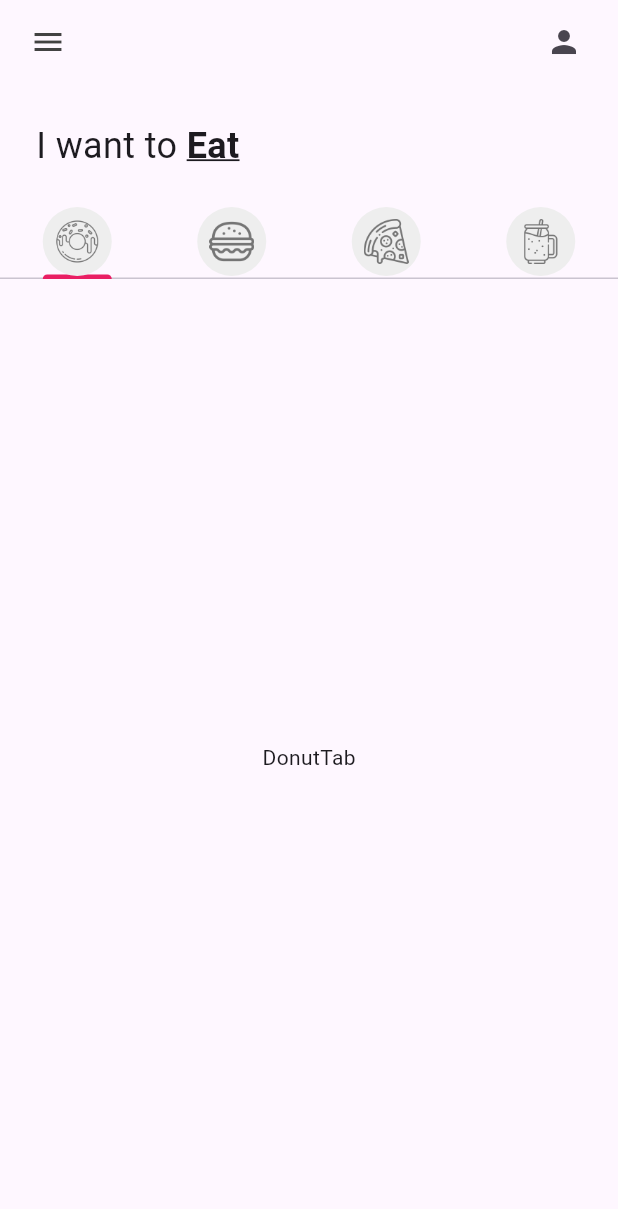
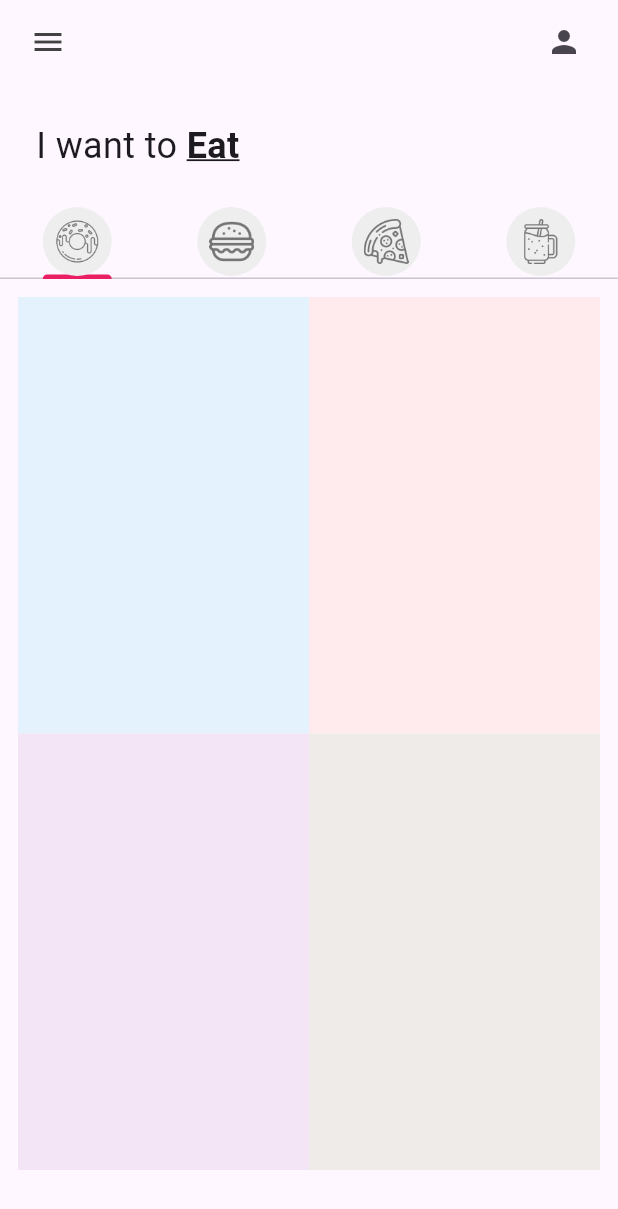
Before and after one commit to JavieraAMartinez/p1_donut_app_javier_martinez, a Flutter app: the screen it shows after launch, on a phone screen of 412 x 824 dp. Shown: the top 1209 px of the screen. Run offline on Flutter 3.47's test engine with Material 3 defaults, Android fonts, the phone set to English and light mode, and no system bars.

Commit message:
Donut tile added

```diff
--- a/lib/tab/Donut_Tab.dart
+++ b/lib/tab/Donut_Tab.dart
@@ -1,12 +1,31 @@
 import 'package:flutter/material.dart';
+import 'package:p1_donut_app_javier_martinez/utils/donut_tile.dart';
 
 class DonutTab extends StatelessWidget {
+  // list of donuts
+  final List donutsOnSale = const [
+// [ donutFlavor, donutPrice, donutColor, imageName ]
+    ["Ice Cream", "36", Colors.blue, "lib/images/icecream_donut.png"],
+    ["Strawberry", "45", Colors.red, "lib/images/strawberry_donut.png"],
+    ["Grape Ape", "84", Colors.purple, "lib/images/grape_donut.png"],
+    ["Choco", "95", Colors.brown, "lib/images/chocolate_donut.png"],
+  ];
   const DonutTab({super.key});
 
   @override
   Widget build(BuildContext context) {
-    return const Center(
-      child: Text("DonutTab"),
-    );
+    return GridView.builder(
+        itemCount: donutsOnSale.length,
+        padding: const EdgeInsets.all(12),
+        gridDelegate: const SliverGridDelegateWithFixedCrossAxisCount(
+            crossAxisCount: 2, childAspectRatio: 1 / 1.5),
+        itemBuilder: (context, index) {
+          return DonutTile(
+            donutFlavor: donutsOnSale[index][0],
+            donutPrice: donutsOnSale[index][1],
+            donutColor: donutsOnSale[index][2],
+            imageName: donutsOnSale[index][3],
+          );
+        });
   }
 }
--- /dev/null
+++ b/lib/utils/donut_tile.dart
@@ -0,0 +1,21 @@
+import 'package:flutter/material.dart';
+
+class DonutTile extends StatelessWidget {
+  final String donutFlavor;
+  final String donutPrice;
+  final dynamic donutColor;
+  final String imageName;
+  const DonutTile(
+      {super.key,
+      required this.donutFlavor,
+      required this.donutPrice,
+      required this.donutColor,
+      required this.imageName});
+
+  @override
+  Widget build(BuildContext context) {
+    return Container(
+      decoration: BoxDecoration(color: donutColor[50]),
+    );
+  }
+}
```
